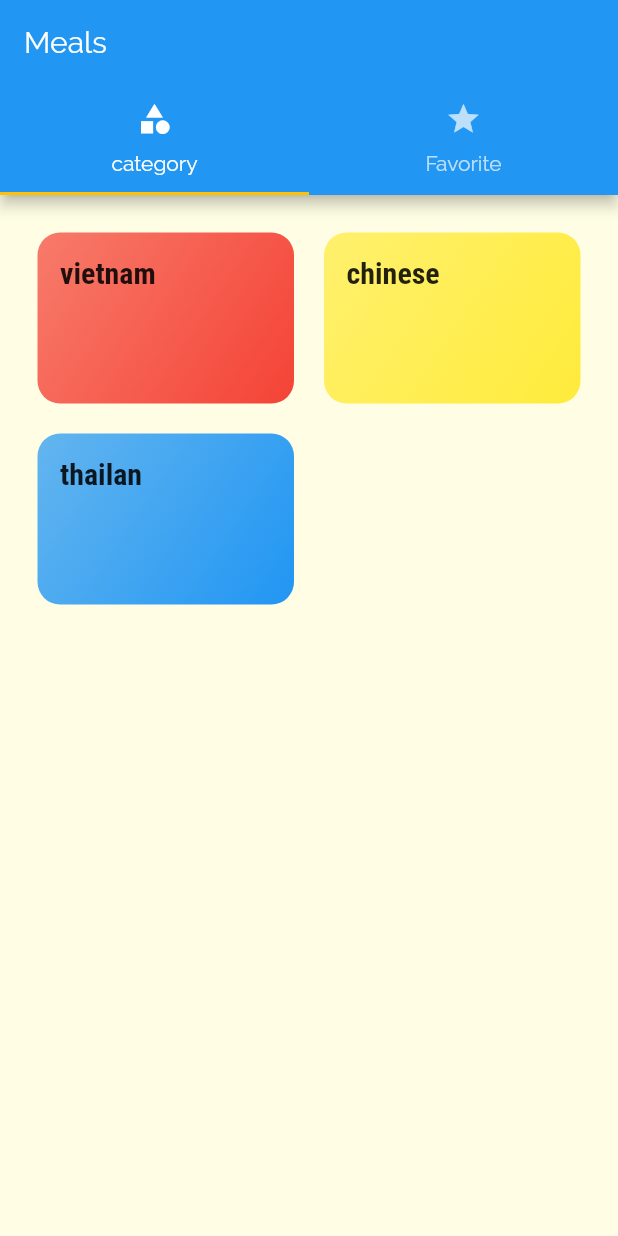
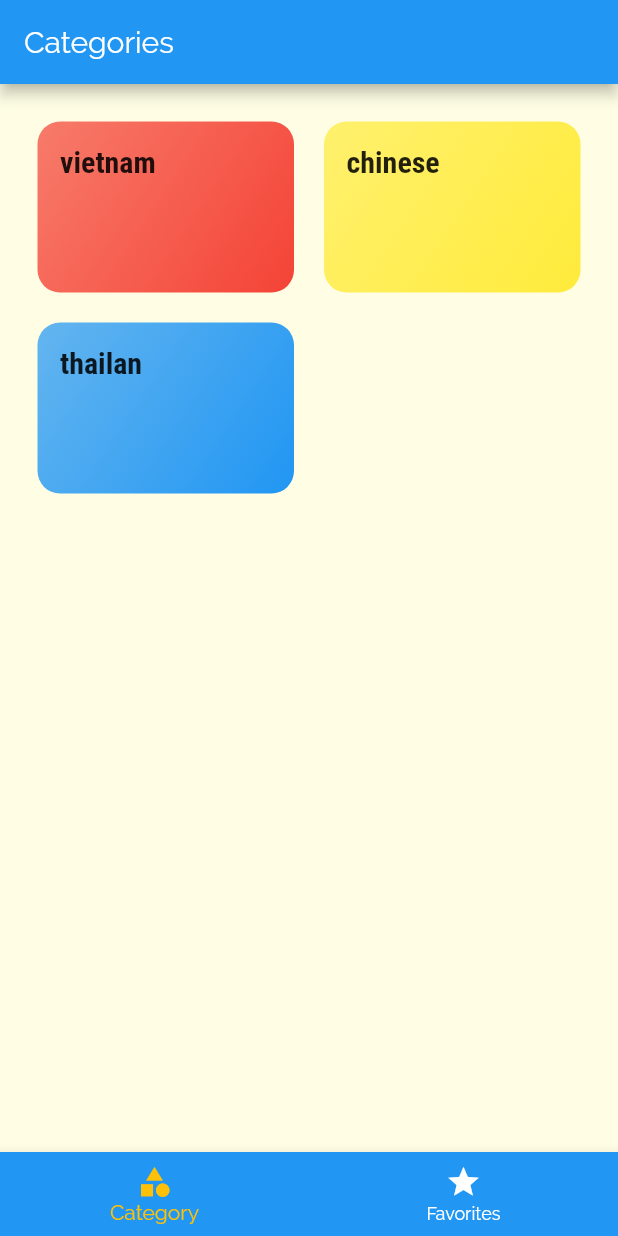
Before and after one commit to hungto228/flutter_app_bloc_demo, a Flutter app: the screen it shows after launch, on a phone screen of 412 x 824 dp. Run offline on Flutter 3.47's test engine with Material 2 defaults, Android fonts, the phone set to English and light mode, and no system bars.

```diff
--- a/lib/screens/tabs_screen.dart
+++ b/lib/screens/tabs_screen.dart
@@ -8,33 +8,50 @@ class TabsScreen extends StatefulWidget {
 }
 
 class _TabsScreenState extends State<TabsScreen> {
+  final List<Map<String, Widget>> _pages = [
+    {
+      "page": CategoriesScreen(),
+      "title": Text("Categories"),
+    },
+    {
+      "page": FavoriteScreen(),
+      "title": Text("Favorites"),
+    },
+  ];
+  int _selectted_papgeindex = 0;
+
+  void _selectPage(int index) {
+    setState(() {
+      _selectted_papgeindex = index;
+    });
+  }
+
   @override
   Widget build(BuildContext context) {
-    return DefaultTabController(
-      length: 2,
-      initialIndex: 0,
-      child: Scaffold(
-        appBar: AppBar(
-          title: Text("Meals"),
-          bottom: TabBar(
-            tabs: [
-              Tab(
-                icon: Icon(Icons.category),
-                text: "category",
-              ),
-              Tab(
-                icon: Icon(Icons.star),
-                text: "Favorite",
-              ),
-            ],
+    return Scaffold(
+      appBar: AppBar(
+        title: _pages[_selectted_papgeindex]["title"],
+      ),
+      body: _pages[_selectted_papgeindex]['page'],
+      bottomNavigationBar: BottomNavigationBar(
+        onTap: _selectPage,
+        backgroundColor: Theme.of(context).primaryColor,
+        unselectedItemColor: Colors.white,
+        selectedItemColor: Theme.of(context).accentColor,
+        currentIndex: _selectted_papgeindex,
+        // type: BottomNavigationBarType.shifting,
+        items: [
+          BottomNavigationBarItem(
+            backgroundColor: Theme.of(context).primaryColor,
+            icon: Icon(Icons.category),
+            title: Text("Category"),
           ),
-        ),
-        body: TabBarView(
-          children: [
-            CategoriesScreen(),
-            FavoriteScreen(),
-          ],
-        ),
+          BottomNavigationBarItem(
+            backgroundColor: Theme.of(context).primaryColor,
+            icon: Icon(Icons.star),
+            title: Text("Favorites"),
+          ),
+        ],
       ),
     );
   }
```
